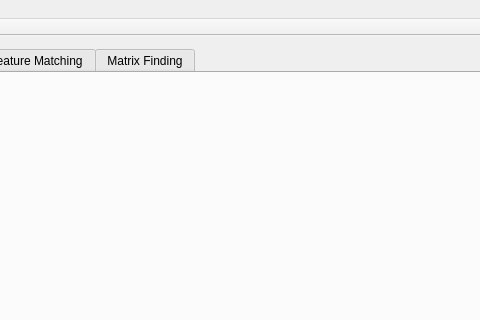
Old version of the form src/ui/mainwindow/mainwindow.ui in the repository flec/sfm; both pictures show x 154 to 634 and y 0 to 320 of the 939 by 485 pixel window.
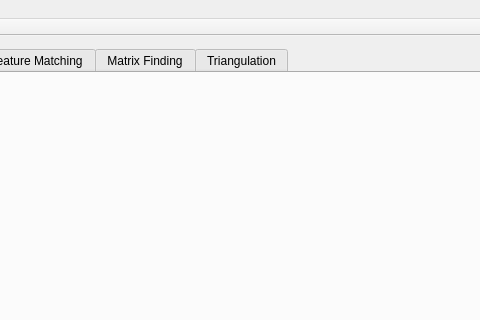
New version of the form. Custom widgets are drawn as their Qt base class.

Commit message: added triangulation tab

What changed in the file:
```diff
--- a/src/ui/mainwindow/mainwindow.ui
+++ b/src/ui/mainwindow/mainwindow.ui
@@ -38,6 +38,11 @@
           <string>Matrix Finding</string>
          </attribute>
         </widget>
+        <widget class="TriangulationTab" name="triangulationTab">
+         <attribute name="title">
+          <string>Triangulation</string>
+         </attribute>
+        </widget>
        </widget>
       </item>
      </layout>
@@ -108,6 +113,12 @@
    <header>matrixfindingtab.h</header>
    <container>1</container>
   </customwidget>
+  <customwidget>
+   <class>TriangulationTab</class>
+   <extends>QWidget</extends>
+   <header>triangulationtab.h</header>
+   <container>1</container>
+  </customwidget>
  </customwidgets>
  <resources/>
  <connections/>
```
Left out of the diff: 2 changed lines with no effect on the pictures. The commit also changes 4 other files.
